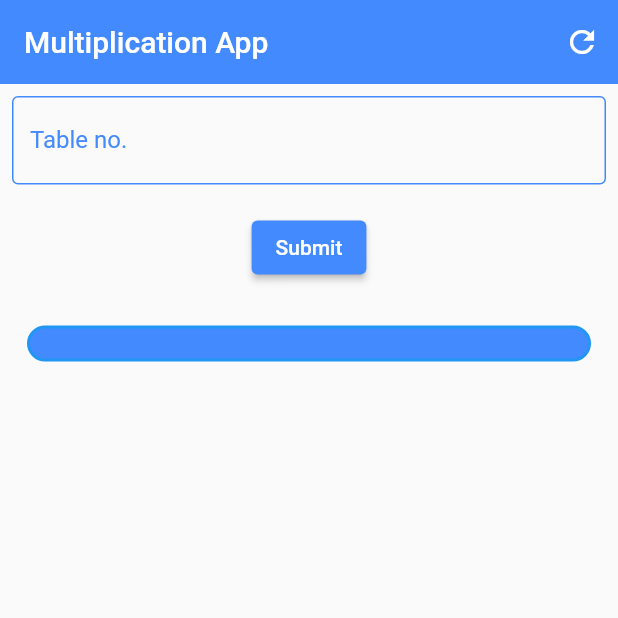
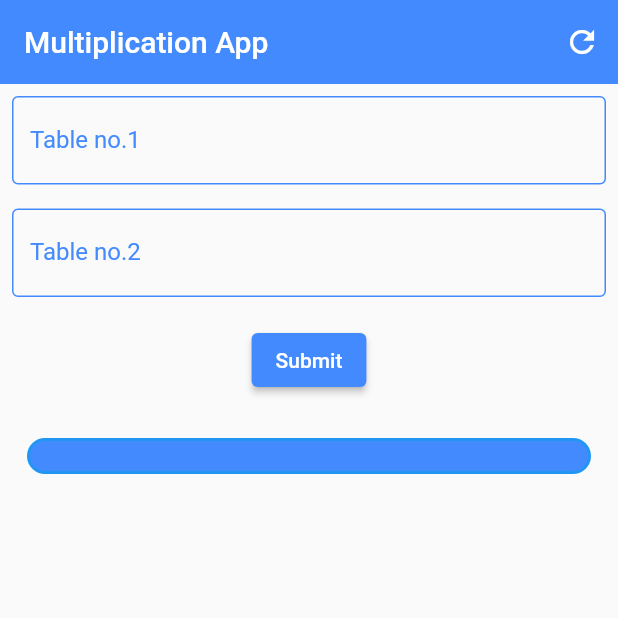
Before and after one commit to Omdhameliya/Core, a Flutter app: the screen it shows after launch, after a tap on "Submit", on a phone screen of 412 x 824 dp, the top half of it. Run offline on Flutter 3.47's test engine with Material 2 defaults, Android fonts, the light colour scheme and no system bars.

Commit message:
Update homescreen.dart

```diff
--- a/lib/homescreen.dart
+++ b/lib/homescreen.dart
@@ -8,8 +8,10 @@ class Homescreen extends StatefulWidget {
 }
 
 TextEditingController txtInput = TextEditingController();
+TextEditingController txtInput1 = TextEditingController();
 List<int> tableAns = [];
 int inputNumber = 1;
+int inputNumber1 = 1;
 bool check = true;
 var formkey = GlobalKey<FormState>();
 
@@ -51,7 +53,35 @@ class _HomescreenState extends State<Homescreen> {
                       }
                     },
                     decoration: const InputDecoration(
-                      labelText: "Table no.",
+                        labelText: "Table no.1",
+                        labelStyle: TextStyle( color: Colors.blueAccent),
+                        focusedBorder:OutlineInputBorder(
+                            borderSide: BorderSide(color: Colors.blueAccent,width: 2)
+                        ),
+                        disabledBorder: OutlineInputBorder(
+                          borderSide: BorderSide(width: 2,color: Colors.blueAccent),
+                        ),
+                        enabledBorder: OutlineInputBorder(borderSide: BorderSide(color: Colors.blueAccent,width: 1)),
+                        border: OutlineInputBorder(
+                          borderSide: BorderSide(width: 1.5, color: Colors.blueAccent),
+                        )),
+                  ),
+                ),
+                Padding(
+                  padding: const EdgeInsets.all(8.0),
+                  child: TextFormField(
+                    onTapOutside: (event) => false,
+                    keyboardType: TextInputType.number,
+                    controller: txtInput1,
+                    validator: (value) {
+                      if (inputNumber1 < 0 || check == false) {
+                        return "enter valid number !";
+                      } else {
+                        null;
+                      }
+                    },
+                    decoration: const InputDecoration(
+                        labelText: "Table no.2",
                         labelStyle: TextStyle( color: Colors.blueAccent),
                         focusedBorder:OutlineInputBorder(
                             borderSide: BorderSide(color: Colors.blueAccent,width: 2)
@@ -70,6 +100,16 @@ class _HomescreenState extends State<Homescreen> {
                 ),
                 ElevatedButton(
                   onPressed: () {
+                    setState(() {
+                      tableAns.clear();
+                      inputNumber1 = int.parse(txtInput1.text);
+                      formkey.currentState!.validate();
+                      for (int i = 1; i <= 10; i++) {
+                        tableAns.add(i);
+                      }
+                      print(inputNumber1);
+                      formkey.currentState!.deactivate();
+                    });
                     setState(() {
                       tableAns.clear();
                       inputNumber = int.parse(txtInput.text);
@@ -102,8 +142,18 @@ class _HomescreenState extends State<Homescreen> {
                         child: ListView.builder(
 
                           itemBuilder: (context, index) => Center(
-                            child: Text(
-                                "${inputNumber} * ${index + 1} = ${inputNumber * (index + 1)}",style: TextStyle(fontSize: 30,color: Colors.white)),
+                            child: Row(
+                              children: [
+                                Text(
+                                  "${inputNumber1} * ${index + 1} = ${inputNumber1 * (index + 1)}",style: TextStyle(fontSize: 30,color: Colors.white),
+                                ),
+                                SizedBox(width: 50,),
+                                Text(
+                                  "${inputNumber} * ${index + 1} = ${inputNumber * (index + 1)}",style: TextStyle(fontSize: 30,color: Colors.white),
+                                ),
+
+                              ],
+                            ),
                           ),
                           itemCount: tableAns.length,
                           shrinkWrap: true,
```
Lines whose indentation alone changed are shown as unchanged.
